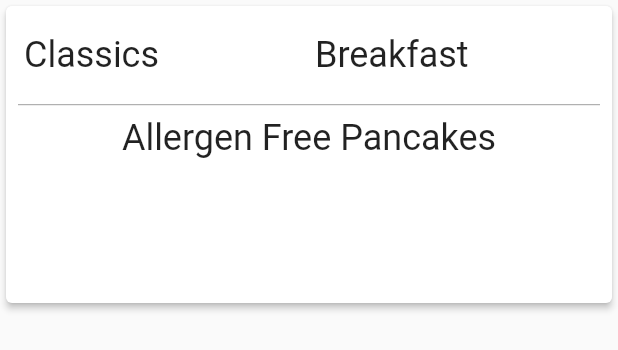
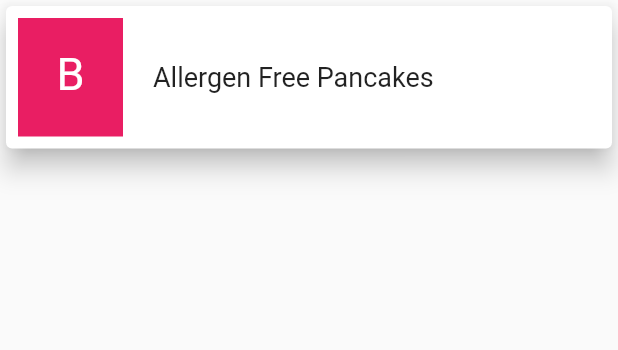
Before and after one commit to fowle22d/blanch_menu_app, a Flutter app: the PostCard widget shown alone on an empty page, opened directly with sample values from the repository, on a phone screen of 412 x 824 dp. Shown: the top 350 px of the screen. Run offline on Flutter 3.47's test engine with Material 2 defaults, Android fonts, the phone set to English and light mode, and no system bars; our stand-ins replace firebase_auth, firebase_core, google_sign_in; accounts and stored records are empty.

Commit message:
Updated UI of Postcards

```diff
--- a/lib/helper/demo_values.dart
+++ b/lib/helper/demo_values.dart
@@ -10,20 +10,50 @@ class DemoValues {
     ),
     PostModel(
       id: "2",
-      meal: "Breakfast",
+      meal: "Lunch",
       station: "Classics",
       menu_item: "Miso Soup",
     ),
     PostModel(
       id: "3",
-      meal: "Breakfast",
+      meal: "Dinner",
       station: "Classics",
       menu_item: "Rice Congee",
     ),
     PostModel(
       id: "4",
       meal: "Breakfast",
-      station: "Classics",
+      station: "Grill",
+      menu_item: "Steel-cut Oatmeal",
+    ),
+    PostModel(
+      id: "4",
+      meal: "Breakfast",
+      station: "Global",
+      menu_item: "Steel-cut Oatmeal",
+    ),
+    PostModel(
+      id: "4",
+      meal: "Breakfast",
+      station: "Wok",
+      menu_item: "Steel-cut Oatmeal",
+    ),
+    PostModel(
+      id: "4",
+      meal: "Breakfast",
+      station: "Halal",
+      menu_item: "Steel-cut Oatmeal",
+    ),
+    PostModel(
+      id: "4",
+      meal: "Breakfast",
+      station: "Harvest",
+      menu_item: "Steel-cut Oatmeal",
+    ),
+    PostModel(
+      id: "4",
+      meal: "Breakfast",
+      station: "Kosher",
       menu_item: "Steel-cut Oatmeal",
     ),
   ];
--- a/lib/view/pages/home_page.dart
+++ b/lib/view/pages/home_page.dart
@@ -16,6 +16,7 @@ class HomePage extends StatelessWidget {
       // Create AppBar (at top of page)
       appBar: AppBar(
         title: Text("Blanch Menu App"),
+        backgroundColor: Colors.green,
       ),
       // Create Body (ListView has default scroll functionality)
       // .builder() function takes itsm cont (num widgets to build) and
--- a/lib/view/widgets/google_sign_in_button.dart
+++ b/lib/view/widgets/google_sign_in_button.dart
@@ -3,8 +3,6 @@ import 'package:firebase_auth/firebase_auth.dart';
 import 'package:flutter/material.dart';
 import 'package:blanch_menu_app/view/pages/user_info_screen.dart';
 import 'package:blanch_menu_app/utils/authentication.dart';
-
-import '../../stationPage.dart';
 
 class GoogleSignInButton extends StatefulWidget {
   @override
--- a/lib/view/widgets/post_card.dart
+++ b/lib/view/widgets/post_card.dart
@@ -9,8 +9,30 @@ class PostCard extends StatelessWidget {
 
   const PostCard({Key? key, required this.postData}) : super(key: key);
 
+  Color getColor() {
+    if (postData.meal == "Breakfast") {
+      return Colors.pink;
+    } else if (postData.meal == "Lunch") {
+      return Colors.blue;
+    } else {
+      return Colors.orange;
+    }
+  }
+
+  String getLetter() {
+    if (postData.meal == "Breakfast") {
+      return "B";
+    } else if (postData.meal == "Lunch") {
+      return "L";
+    } else {
+      return "D";
+    }
+  }
+
   @override
   Widget build(BuildContext context) {
+    //final List<PostModel> specPost = postData;
+
     return GestureDetector(
       onTap: () {
         Navigator.push(context,
@@ -19,9 +41,9 @@ class PostCard extends StatelessWidget {
         }));
       },
       child: AspectRatio(
-        aspectRatio: 6 / 3,
+        aspectRatio: 8 / 2,
         child: Card(
-          elevation: 2,
+          elevation: 7,
           child: Container(
             margin: const EdgeInsets.all(4.0),
             padding: const EdgeInsets.all(4.0),
@@ -29,9 +51,36 @@ class PostCard extends StatelessWidget {
               postData: postData,
               child: Column(
                 children: <Widget>[
-                  _Post(),
-                  Divider(color: Colors.grey),
-                  _MenuItem(),
+                  Expanded(
+                    child: Row(
+                      children: [
+                        Container(
+                          color: getColor(),
+                          height: 200,
+                          width: 70,
+                          padding: EdgeInsets.fromLTRB(20, 20, 20, 0),
+                          child: Text(
+                            getLetter(),
+                            textAlign: TextAlign.center,
+                            style: TextStyle(color: Colors.white, fontSize: 30),
+                          ),
+                        ),
+                        Container(
+                          width: 20,
+                        ),
+                        Text(
+                          postData.menu_item,
+                          style: TextStyle(
+                            fontSize: 18,
+                          ),
+                        )
+                      ],
+                    ),
+
+                    // _Post(),
+                    // Divider(color: Colors.grey),
+                    // _MenuItem(),
+                  )
                 ],
               ),
             ),
@@ -42,65 +91,65 @@ class PostCard extends StatelessWidget {
   }
 }
 
-class _Post extends StatelessWidget {
-  const _Post({Key? key}) : super(key: key);
+// class _Post extends StatelessWidget {
+//   const _Post({Key? key}) : super(key: key);
 
-  @override
-  Widget build(BuildContext context) {
-    return Expanded(
-      flex: 3,
-      child: Row(children: <Widget>[_Station(), _Meal()]),
-    );
-  }
-}
+//   @override
+//   Widget build(BuildContext context) {
+//     return Expanded(
+//       flex: 3,
+//       child: Row(children: <Widget>[_Station(), _Meal()]),
+//     );
+//   }
+// }
 
-class _Station extends StatelessWidget {
-  const _Station({Key? key}) : super(key: key);
+// class _Station extends StatelessWidget {
+//   const _Station({Key? key}) : super(key: key);
 
-  @override
-  Widget build(BuildContext context) {
-    final PostModel postData = InheritedPostModel.of(context).postData;
-    final TextStyle? stationTheme = Theme.of(context).textTheme.headline5;
-    final String station = postData.station;
+//   @override
+//   Widget build(BuildContext context) {
+//     final PostModel postData = InheritedPostModel.of(context).postData;
+//     final TextStyle? stationTheme = Theme.of(context).textTheme.headline5;
+//     final String station = postData.station;
 
-    return Expanded(
-      flex: 3,
-      child: Padding(
-        padding: const EdgeInsets.only(left: 4.0),
-        child: Text(station, style: stationTheme),
-      ),
-    );
-  }
-}
+//     return Expanded(
+//       flex: 3,
+//       child: Padding(
+//         padding: const EdgeInsets.only(left: 4.0),
+//         child: Text(station, style: stationTheme),
+//       ),
+//     );
+//   }
+// }
 
-class _Meal extends StatelessWidget {
-  const _Meal({Key? key}) : super(key: key);
+// class _Meal extends StatelessWidget {
+//   const _Meal({Key? key}) : super(key: key);
 
-  @override
-  Widget build(BuildContext context) {
-    final PostModel postData = InheritedPostModel.of(context).postData;
-    final TextStyle? mealTheme = Theme.of(context).textTheme.headline5;
-    final String meal = postData.meal;
+//   @override
+//   Widget build(BuildContext context) {
+//     final PostModel postData = InheritedPostModel.of(context).postData;
+//     final TextStyle? mealTheme = Theme.of(context).textTheme.headline5;
+//     final String meal = postData.meal;
 
-    return Expanded(
-      flex: 3,
-      child: Padding(
-        padding: const EdgeInsets.only(left: 4.0),
-        child: Text(meal, style: mealTheme),
-      ),
-    );
-  }
-}
+//     return Expanded(
+//       flex: 3,
+//       child: Padding(
+//         padding: const EdgeInsets.only(left: 4.0),
+//         child: Text(meal, style: mealTheme),
+//       ),
+//     );
+//   }
+// }
 
-class _MenuItem extends StatelessWidget {
-  const _MenuItem({Key? key}) : super(key: key);
+// class _MenuItem extends StatelessWidget {
+//   const _MenuItem({Key? key}) : super(key: key);
 
-  @override
-  Widget build(BuildContext context) {
-    final PostModel postData = InheritedPostModel.of(context).postData;
-    final TextStyle? menuItemTheme = Theme.of(context).textTheme.headline5;
-    final String menuItem = postData.menu_item;
+//   @override
+//   Widget build(BuildContext context) {
+//     final PostModel postData = InheritedPostModel.of(context).postData;
+//     final TextStyle? menuItemTheme = Theme.of(context).textTheme.headline5;
+//     final String menuItem = postData.menu_item;
 
-    return Expanded(flex: 7, child: Text(menuItem, style: menuItemTheme));
-  }
-}
+//     return Expanded(flex: 7, child: Text(menuItem, style: menuItemTheme));
+//   }
+// }
```
Also changed, not shown: lib/Menu/classics.dart (+18 -13 lines), lib/Menu/global.dart (+17 -12 lines), lib/Menu/grill.dart (+17 -12 lines), lib/Menu/halal.dart (+17 -12 lines), lib/Menu/harvest.dart (+18 -13 lines), lib/Menu/kosher.dart (+17 -12 lines), lib/Menu/wok.dart (+17 -12 lines), lib/view/widgets/answer.dart (added, +95 -0 lines), lib/view/widgets/question.dart (added, +18 -0 lines).
